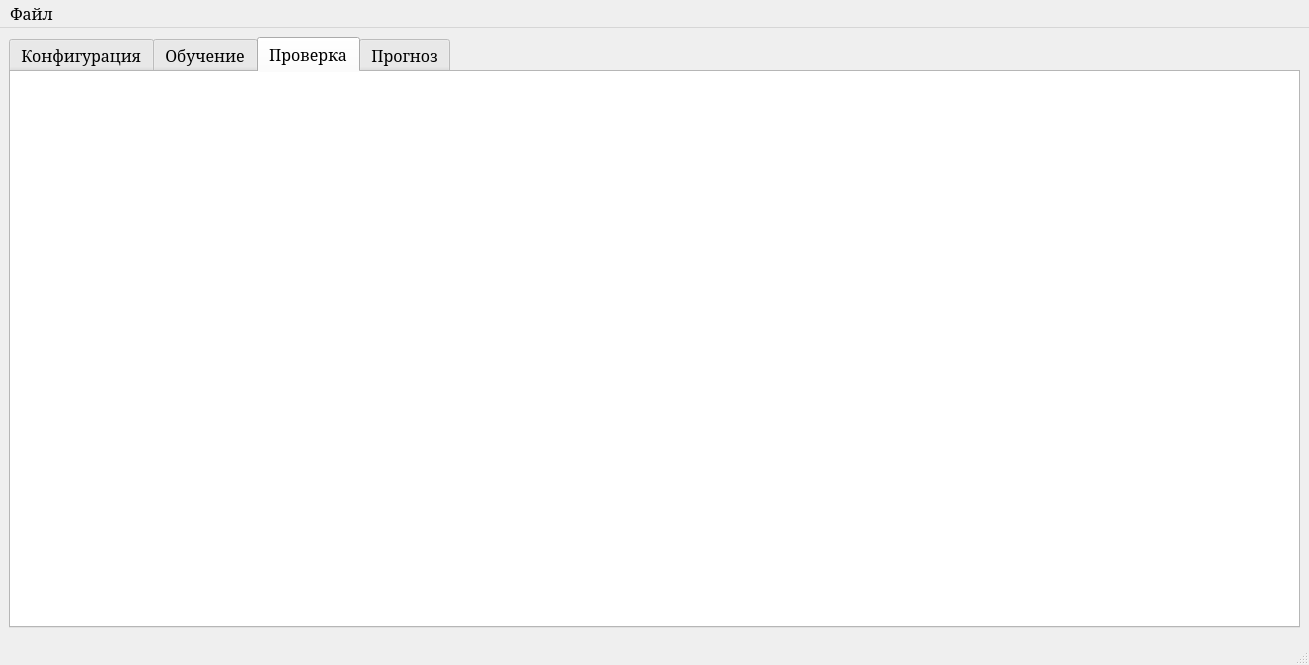
The window that mainwindow.ui (EvilCommunist/Neuro-Simulator) describes before a commit, drawn with Qt 5.
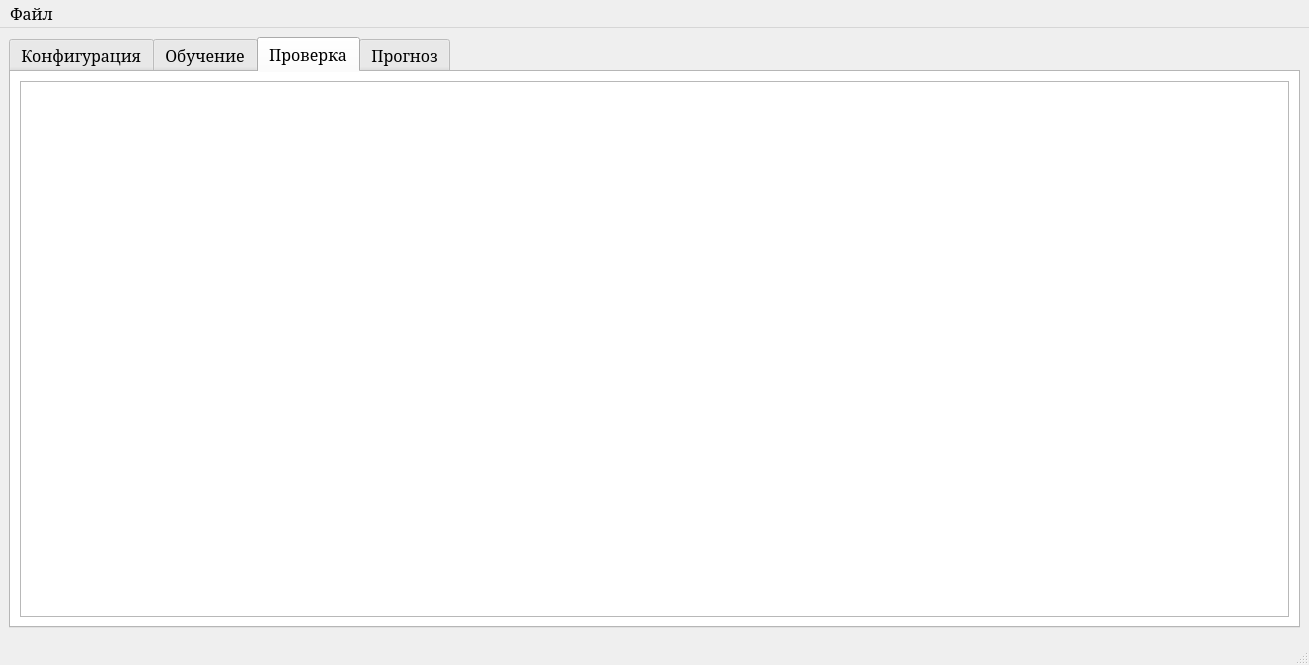
The same window after the commit. The open tabs and pages were chosen to show the change.

Commit message:
Adding check NN learn tamplate
Only header currently working :D

What changed in the file:
```diff
--- a/mainwindow.ui
+++ b/mainwindow.ui
@@ -671,6 +671,18 @@
        <attribute name="title">
         <string>Проверка</string>
        </attribute>
+       <layout class="QGridLayout" name="gridLayout_5">
+        <item row="0" column="0">
+         <widget class="QTableWidget" name="checkLearned">
+          <property name="font">
+           <font>
+            <family>Garamond</family>
+            <pointsize>12</pointsize>
+           </font>
+          </property>
+         </widget>
+        </item>
+       </layout>
       </widget>
       <widget class="QWidget" name="Forecast">
        <property name="styleSheet">
```
Left out of the diff: 2 changed lines with no effect on the pictures. The commit also changes 2 other files.
